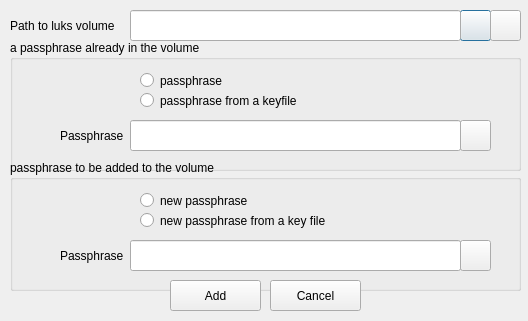
This is luksaddkey.ui in mhogomchungu/zuluCrypt as Qt 5 draws it before an edit. The edited form follows.
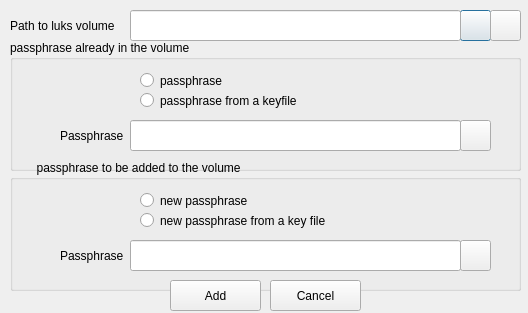
This is the edited form.

Commit message: add support for deleting keys by using both a passphrase and a keyfile in GUI

```diff
--- a/luksaddkey.ui
+++ b/luksaddkey.ui
@@ -7,7 +7,7 @@
     <x>0</x>
     <y>0</y>
     <width>528</width>
-    <height>321</height>
+    <height>313</height>
    </rect>
   </property>
   <property name="windowTitle">
@@ -62,7 +62,7 @@
     </rect>
    </property>
    <property name="title">
-    <string>a passphrase already in the volume</string>
+    <string>passphrase already in the volume</string>
    </property>
    <widget class="QRadioButton" name="radioButtonPassphraseinVolume">
     <property name="geometry">
@@ -137,7 +137,7 @@
     </rect>
    </property>
    <property name="title">
-    <string>passphrase to be added to the volume</string>
+    <string>        passphrase to be added to the volume</string>
    </property>
    <widget class="QRadioButton" name="radioButtonNewPassphrase">
     <property name="geometry">
```
Left out of the diff: 15 changed lines with no effect on the pictures. The commit also changes 13 other files.
